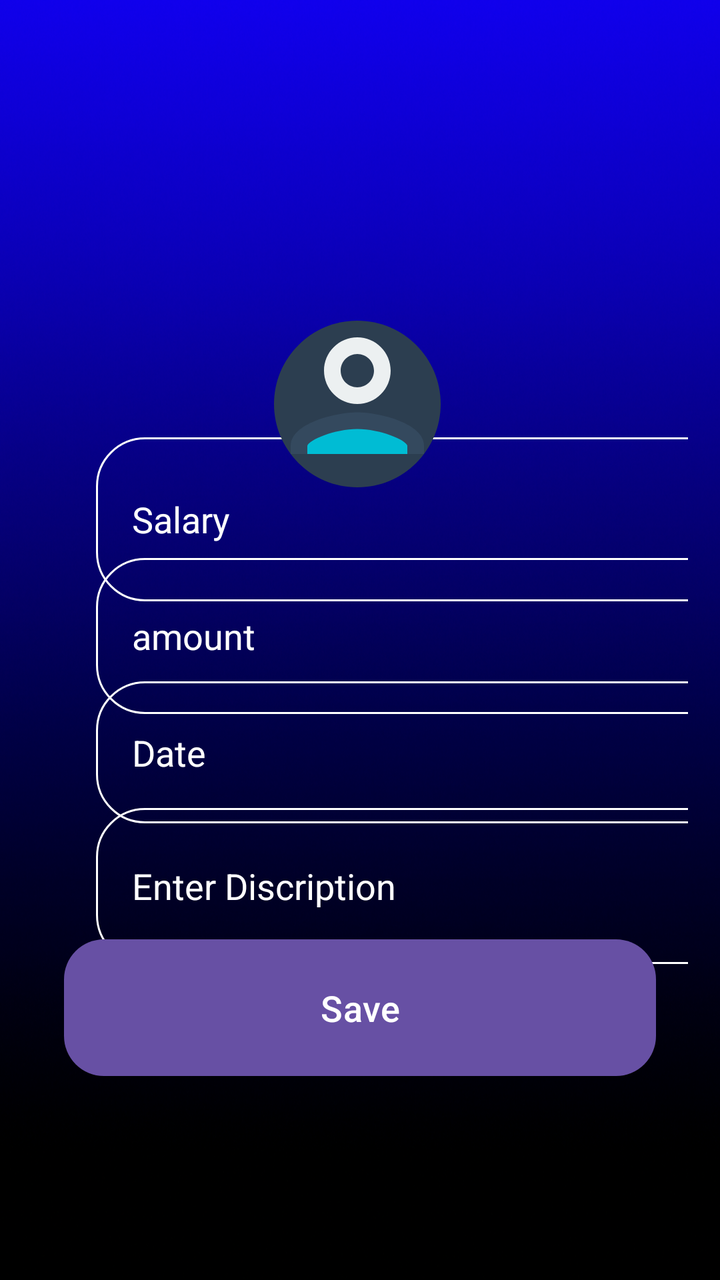
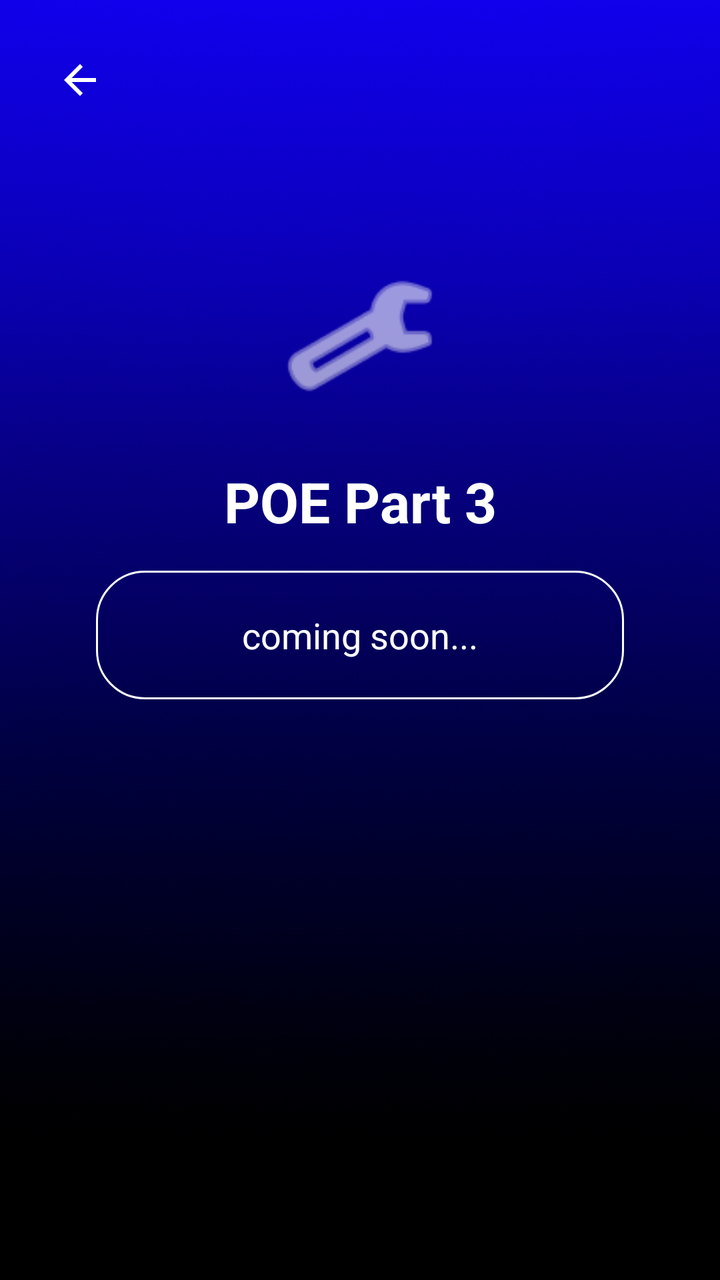

Before-and-after screenshots of an Android layout around one commit, followed by the original layout XML and the change that was made.
<!-- AndroidManifest.xml: application theme Theme.CashUp -->
<!-- res/layout/add_income_section.xml -->
<?xml version="1.0" encoding="utf-8"?>
<androidx.constraintlayout.widget.ConstraintLayout xmlns:android="http://schemas.android.com/apk/res/android"

    xmlns:app="http://schemas.android.com/apk/res-auto"
    android:layout_width="match_parent"
    android:layout_height="match_parent"
    android:background="@drawable/background"
    android:padding="16dp"
    >

    
    

    

    <EditText
        android:id="@+id/income_field"
        android:layout_width="345dp"
        android:layout_height="82dp"
        android:layout_marginStart="32dp"
        android:layout_marginEnd="169dp"
        android:layout_marginBottom="8dp"
        android:background="@drawable/rounded_corner"
        android:ems="10"
        android:inputType="textPersonName"
        android:padding="18dp"
        android:text="Salary"
        android:textColor="@color/white"
        android:textColorHint="@color/white"
        android:textSize="18sp"
        app:layout_constraintBottom_toBottomOf="parent"
        app:layout_constraintEnd_toEndOf="parent"
        app:layout_constraintHorizontal_bias="0.0"
        app:layout_constraintStart_toStartOf="parent"
        app:layout_constraintTop_toTopOf="parent"
        app:layout_constraintVertical_bias="0.391" />

    
    
    

    <EditText
        android:id="@+id/amount_view"
        android:layout_width="341dp"
        android:layout_height="78dp"
        android:layout_marginStart="32dp"
        android:layout_marginEnd="169dp"
        android:layout_marginBottom="8dp"
        android:background="@drawable/rounded_corner"
        android:ems="10"
        android:inputType="textPersonName"
        android:padding="18dp"
        android:text="amount"
        android:textColor="@color/white"
        android:textColorHint="@color/white"
        android:textSize="18sp"
        app:layout_constraintBottom_toBottomOf="parent"
        app:layout_constraintEnd_toEndOf="parent"
        app:layout_constraintHorizontal_bias="0.0"
        app:layout_constraintStart_toStartOf="parent"
        app:layout_constraintTop_toTopOf="parent"
        app:layout_constraintVertical_bias="0.504" />

    <EditText
        android:id="@+id/date_view"
        android:layout_width="345dp"
        android:layout_height="71dp"
        android:layout_marginStart="32dp"
        android:layout_marginEnd="169dp"
        android:layout_marginBottom="8dp"
        android:background="@drawable/rounded_corner"
        android:ems="10"
        android:inputType="textPersonName"
        android:padding="18dp"
        android:text="Date"
        android:textColor="@color/white"
        android:textColorHint="@color/white"
        android:textSize="18sp"
        app:layout_constraintBottom_toBottomOf="parent"
        app:layout_constraintEnd_toEndOf="parent"
        app:layout_constraintHorizontal_bias="0.0"
        app:layout_constraintStart_toStartOf="parent"
        app:layout_constraintTop_toTopOf="parent"
        app:layout_constraintVertical_bias="0.614" />

    <EditText
        android:id="@+id/description_view"
        android:layout_width="337dp"
        android:layout_height="78dp"
        android:layout_marginStart="32dp"
        android:layout_marginEnd="169dp"
        android:layout_marginBottom="8dp"
        android:background="@drawable/rounded_corner"
        android:ems="10"
        android:inputType="textPersonName"
        android:padding="18dp"
        android:text="Enter Discription"
        android:textColor="@color/white"
        android:textColorHint="@color/white"
        android:textSize="18sp"
        app:layout_constraintBottom_toBottomOf="parent"
        app:layout_constraintEnd_toEndOf="parent"
        app:layout_constraintHorizontal_bias="0.0"
        app:layout_constraintStart_toStartOf="parent"
        app:layout_constraintTop_toTopOf="parent"
        app:layout_constraintVertical_bias="0.743" />

    

    <ImageView
        android:id="@+id/imageView4"
        android:layout_width="100dp"
        android:layout_height="100dp"
        android:layout_marginTop="136dp"
        android:layout_marginEnd="8dp"
        app:layout_constraintEnd_toEndOf="parent"
        app:layout_constraintHorizontal_bias="0.512"
        app:layout_constraintStart_toStartOf="parent"
        app:layout_constraintTop_toTopOf="parent"
        app:srcCompat="@drawable/ic_profile" />

    <Button
        android:id="@+id/Save_button"
        android:layout_width="0dp"
        android:layout_height="wrap_content"
        android:layout_marginStart="16dp"
        android:layout_marginEnd="16dp"
        android:layout_marginBottom="86dp"

        android:background="@drawable/rounded_button_blue"
        android:padding="18dp"
        android:text="Save"
        android:textColor="@color/white"
        android:textSize="18sp"
        app:layout_constraintBottom_toBottomOf="parent"
        app:layout_constraintEnd_toEndOf="parent"
        app:layout_constraintHorizontal_bias="1.0"
        app:layout_constraintStart_toStartOf="parent" />


</androidx.constraintlayout.widget.ConstraintLayout>
<!-- resources referenced by this layout -->
<resources>
  <color name="white">#FFFFFFFF</color>
  <!-- drawable background: png bitmap (drawable, 768113 bytes) -->
  <!-- drawable ic_profile (drawable) -->
  <vector xmlns:android="http://schemas.android.com/apk/res/android"
      android:width="40dp"
      android:height="40dp"
      android:viewportWidth="24"
      android:viewportHeight="24">
  
      
      <path
          android:fillColor="#2c3e50"
          android:pathData="M12,2C6.48,2 2,6.48 2,12s4.48,10 10,10 10,-4.48 10,-10S17.52,2 12,2z"/>
  
      
      <path
          android:fillColor="#ecf0f1"
          android:pathData="M12,12c2.21,0 4,-1.79 4,-4s-1.79,-4 -4,-4 -4,1.79 -4,4 1.79,4 4,4zM12,6c1.1,0 2,0.9 2,2s-0.9,2 -2,2 -2,-0.9 -2,-2 0.9,-2 2,-2z"/>
  
      
      <path
          android:fillColor="#34495e"
          android:pathData="M12,13c-2.67,0 -8,1.34 -8,4v1h16v-1c0,-2.66 -5.33,-4 -8,-4z"/>
  
      
      <path
          android:fillColor="#00bcd4"
          android:pathData="M18,18H6v-0.99c0.2,-0.72 3.3,-2.01 6,-2.01s5.8,1.29 6,2v1z"/>
  </vector>
  <!-- drawable rounded_button_blue (drawable) -->
  <?xml version="1.0" encoding="utf-8"?>
  <shape xmlns:android="http://schemas.android.com/apk/res/android"
      android:shape="rectangle">
      <solid android:color="@color/black" /> 
      <corners android:radius="20dp" />
  </shape>
  <!-- drawable rounded_corner (drawable) -->
  <?xml version="1.0" encoding="utf-8"?>
  <shape xmlns:android="http://schemas.android.com/apk/res/android"
      android:shape="rectangle"
      >
  <corners
          android:radius="24dp"/>
      <stroke
          android:width="1dp"
              android:color="@color/white" />
  </shape>
  <style name="Theme.CashUp" parent="Base.Theme.CashUp" />
  <color name="black">#FF000000</color>
  <style name="Base.Theme.CashUp" parent="Theme.Material3.DayNight.NoActionBar">
  
      </style>
</resources>

<!-- the commit's change to res/layout/add_income_section.xml (unified diff, before → after) -->
@@ -1,141 +1,71 @@
 <?xml version="1.0" encoding="utf-8"?>
-<androidx.constraintlayout.widget.ConstraintLayout xmlns:android="http://schemas.android.com/apk/res/android"
-
+<androidx.constraintlayout.widget.ConstraintLayout
+    xmlns:android="http://schemas.android.com/apk/res/android"
     xmlns:app="http://schemas.android.com/apk/res-auto"
+    xmlns:tools="http://schemas.android.com/tools"
     android:layout_width="match_parent"
     android:layout_height="match_parent"
     android:background="@drawable/background"
     android:padding="16dp"
-    >
+    tools:context=".AddIncomeActivity">
+
+    
+    <ImageButton
+        android:id="@+id/back_button_poe"
+        android:layout_width="48dp"
+        android:layout_height="48dp"
+        android:background="@android:color/transparent"
+        android:contentDescription="Back"
+        android:padding="8dp"
+        android:src="@drawable/ic_arrow_back"
+        app:layout_constraintStart_toStartOf="parent"
+        app:layout_constraintTop_toTopOf="parent"
+        app:tint="@color/white" />
 
     
     
+    <ImageView
+        android:id="@+id/poe_icon"
+        android:layout_width="80dp"
+        android:layout_height="80dp"
+        android:layout_marginTop="64dp"
+        android:src="@android:drawable/ic_menu_manage"
+        app:layout_constraintEnd_toEndOf="parent"
+        app:layout_constraintStart_toStartOf="parent"
+        app:layout_constraintTop_toBottomOf="@id/back_button_poe"
+        app:tint="@color/white"
+        android:contentDescription="Placeholder Icon"/>
 
     
-
-    <EditText
-        android:id="@+id/income_field"
-        android:layout_width="345dp"
-        android:layout_height="82dp"
-        android:layout_marginStart="32dp"
-        android:layout_marginEnd="169dp"
-        android:layout_marginBottom="8dp"
-        android:background="@drawable/rounded_corner"
-        android:ems="10"
-        android:inputType="textPersonName"
-        android:padding="18dp"
-        android:text="Salary"
+    <TextView
+        android:id="@+id/poe_title"
+        android:layout_width="wrap_content"
+        android:layout_height="wrap_content"
+        android:layout_marginTop="24dp"
+        android:text="POE Part 3"
         android:textColor="@color/white"
-        android:textColorHint="@color/white"
-        android:textSize="18sp"
-        app:layout_constraintBottom_toBottomOf="parent"
+        android:textSize="28sp"
+        android:textStyle="bold"
         app:layout_constraintEnd_toEndOf="parent"
-        app:layout_constraintHorizontal_bias="0.0"
         app:layout_constraintStart_toStartOf="parent"
-        app:layout_constraintTop_toTopOf="parent"
-        app:layout_constraintVertical_bias="0.391" />
+        app:layout_constraintTop_toBottomOf="@id/poe_icon" />
 
     
-    
-    
-
-    <EditText
-        android:id="@+id/amount_view"
-        android:layout_width="341dp"
-        android:layout_height="78dp"
-        android:layout_marginStart="32dp"
-        android:layout_marginEnd="169dp"
-        android:layout_marginBottom="8dp"
-        android:background="@drawable/rounded_corner"
-        android:ems="10"
-        android:inputType="textPersonName"
-        android:padding="18dp"
-        android:text="amount"
-        android:textColor="@color/white"
-        android:textColorHint="@color/white"
-        android:textSize="18sp"
-        app:layout_constraintBottom_toBottomOf="parent"
-        app:layout_constraintEnd_toEndOf="parent"
-        app:layout_constraintHorizontal_bias="0.0"
-        app:layout_constraintStart_toStartOf="parent"
-        app:layout_constraintTop_toTopOf="parent"
-        app:layout_constraintVertical_bias="0.504" />
-
-    <EditText
-        android:id="@+id/date_view"
-        android:layout_width="345dp"
-        android:layout_height="71dp"
-        android:layout_marginStart="32dp"
-        android:layout_marginEnd="169dp"
-        android:layout_marginBottom="8dp"
-        android:background="@drawable/rounded_corner"
-        android:ems="10"
-        android:inputType="textPersonName"
-        android:padding="18dp"
-        android:text="Date"
-        android:textColor="@color/white"
-        android:textColorHint="@color/white"
-        android:textSize="18sp"
-        app:layout_constraintBottom_toBottomOf="parent"
-        app:layout_constraintEnd_toEndOf="parent"
-        app:layout_constraintHorizontal_bias="0.0"
-        app:layout_constraintStart_toStartOf="parent"
-        app:layout_constraintTop_toTopOf="parent"
-        app:layout_constraintVertical_bias="0.614" />
-
-    <EditText
-        android:id="@+id/description_view"
-        android:layout_width="337dp"
-        android:layout_height="78dp"
-        android:layout_marginStart="32dp"
-        android:layout_marginEnd="169dp"
-        android:layout_marginBottom="8dp"
-        android:background="@drawable/rounded_corner"
-        android:ems="10"
-        android:inputType="textPersonName"
-        android:padding="18dp"
-        android:text="Enter Discription"
-        android:textColor="@color/white"
-        android:textColorHint="@color/white"
-        android:textSize="18sp"
-        app:layout_constraintBottom_toBottomOf="parent"
-        app:layout_constraintEnd_toEndOf="parent"
-        app:layout_constraintHorizontal_bias="0.0"
-        app:layout_constraintStart_toStartOf="parent"
-        app:layout_constraintTop_toTopOf="parent"
-        app:layout_constraintVertical_bias="0.743" />
-
-    
-
-    <ImageView
-        android:id="@+id/imageView4"
-        android:layout_width="100dp"
-        android:layout_height="100dp"
-        android:layout_marginTop="136dp"
-        android:layout_marginEnd="8dp"
-        app:layout_constraintEnd_toEndOf="parent"
-        app:layout_constraintHorizontal_bias="0.512"
-        app:layout_constraintStart_toStartOf="parent"
-        app:layout_constraintTop_toTopOf="parent"
-        app:srcCompat="@drawable/ic_profile" />
-
-    <Button
-        android:id="@+id/Save_button"
+    <TextView
+        android:id="@+id/poe_description"
         android:layout_width="0dp"
         android:layout_height="wrap_content"
-        android:layout_marginStart="16dp"
-        android:layout_marginEnd="16dp"
-        android:layout_marginBottom="86dp"
-
-        android:background="@drawable/rounded_button_blue"
-        android:padding="18dp"
-        android:text="Save"
+        android:layout_marginStart="32dp"
+        android:layout_marginTop="16dp"
+        android:layout_marginEnd="32dp"
+        android:background="@drawable/rounded_corner"
+        android:gravity="center"
+        android:padding="20dp"
+        android:text="coming soon..."
         android:textColor="@color/white"
         android:textSize="18sp"
-        app:layout_constraintBottom_toBottomOf="parent"
         app:layout_constraintEnd_toEndOf="parent"
-        app:layout_constraintHorizontal_bias="1.0"
-        app:layout_constraintStart_toStartOf="parent" />
-
+        app:layout_constraintStart_toStartOf="parent"
+        app:layout_constraintTop_toBottomOf="@id/poe_title" />
 
 </androidx.constraintlayout.widget.ConstraintLayout>
<!-- resource entries referenced after the edit -->
@@ -2,40 +2,16 @@
 <resources>
   <color name="white">#FFFFFFFF</color>
   <!-- drawable background: png bitmap (drawable, 768113 bytes) -->
-  <!-- drawable ic_profile (drawable) -->
+  <!-- drawable ic_arrow_back (drawable) -->
   <vector xmlns:android="http://schemas.android.com/apk/res/android"
-      android:width="40dp"
-      android:height="40dp"
+      android:width="24dp"
+      android:height="24dp"
       android:viewportWidth="24"
       android:viewportHeight="24">
-  
-      
       <path
-          android:fillColor="#2c3e50"
-          android:pathData="M12,2C6.48,2 2,6.48 2,12s4.48,10 10,10 10,-4.48 10,-10S17.52,2 12,2z"/>
-  
-      
-      <path
-          android:fillColor="#ecf0f1"
-          android:pathData="M12,12c2.21,0 4,-1.79 4,-4s-1.79,-4 -4,-4 -4,1.79 -4,4 1.79,4 4,4zM12,6c1.1,0 2,0.9 2,2s-0.9,2 -2,2 -2,-0.9 -2,-2 0.9,-2 2,-2z"/>
-  
-      
-      <path
-          android:fillColor="#34495e"
-          android:pathData="M12,13c-2.67,0 -8,1.34 -8,4v1h16v-1c0,-2.66 -5.33,-4 -8,-4z"/>
-  
-      
-      <path
-          android:fillColor="#00bcd4"
-          android:pathData="M18,18H6v-0.99c0.2,-0.72 3.3,-2.01 6,-2.01s5.8,1.29 6,2v1z"/>
+          android:fillColor="#FFFFFF"
+          android:pathData="M20,11H7.83l5.59,-5.59L12,4l-8,8 8,8 1.41,-1.41L7.83,13H20v-2z"/>
   </vector>
-  <!-- drawable rounded_button_blue (drawable) -->
-  <?xml version="1.0" encoding="utf-8"?>
-  <shape xmlns:android="http://schemas.android.com/apk/res/android"
-      android:shape="rectangle">
-      <solid android:color="@color/black" /> 
-      <corners android:radius="20dp" />
-  </shape>
   <!-- drawable rounded_corner (drawable) -->
   <?xml version="1.0" encoding="utf-8"?>
   <shape xmlns:android="http://schemas.android.com/apk/res/android"
@@ -48,7 +24,6 @@
               android:color="@color/white" />
   </shape>
   <style name="Theme.CashUp" parent="Base.Theme.CashUp" />
-  <color name="black">#FF000000</color>
   <style name="Base.Theme.CashUp" parent="Theme.Material3.DayNight.NoActionBar">
   
       </style>
